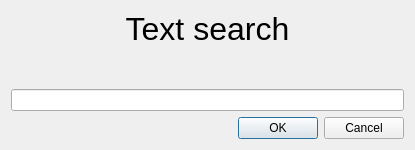
Qt form scr/ui/TextSearch.ui (Jhebertaz/PhysiCellGui) before a commit.
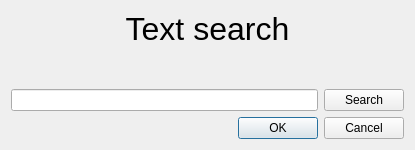
The same form after that commit.

Diff of the .ui file:
```diff
--- a/scr/ui/TextSearch.ui
+++ b/scr/ui/TextSearch.ui
@@ -49,7 +49,21 @@
     </spacer>
    </item>
    <item>
-    <widget class="QLineEdit" name="lineEdit"/>
+    <layout class="QHBoxLayout" name="horizontalLayout">
+     <property name="topMargin">
+      <number>0</number>
+     </property>
+     <item>
+      <widget class="QLineEdit" name="lineEdit"/>
+     </item>
+     <item>
+      <widget class="QPushButton" name="pushButton">
+       <property name="text">
+        <string>Search</string>
+       </property>
+      </widget>
+     </item>
+    </layout>
    </item>
    <item>
     <widget class="QDialogButtonBox" name="buttonBox">
```
